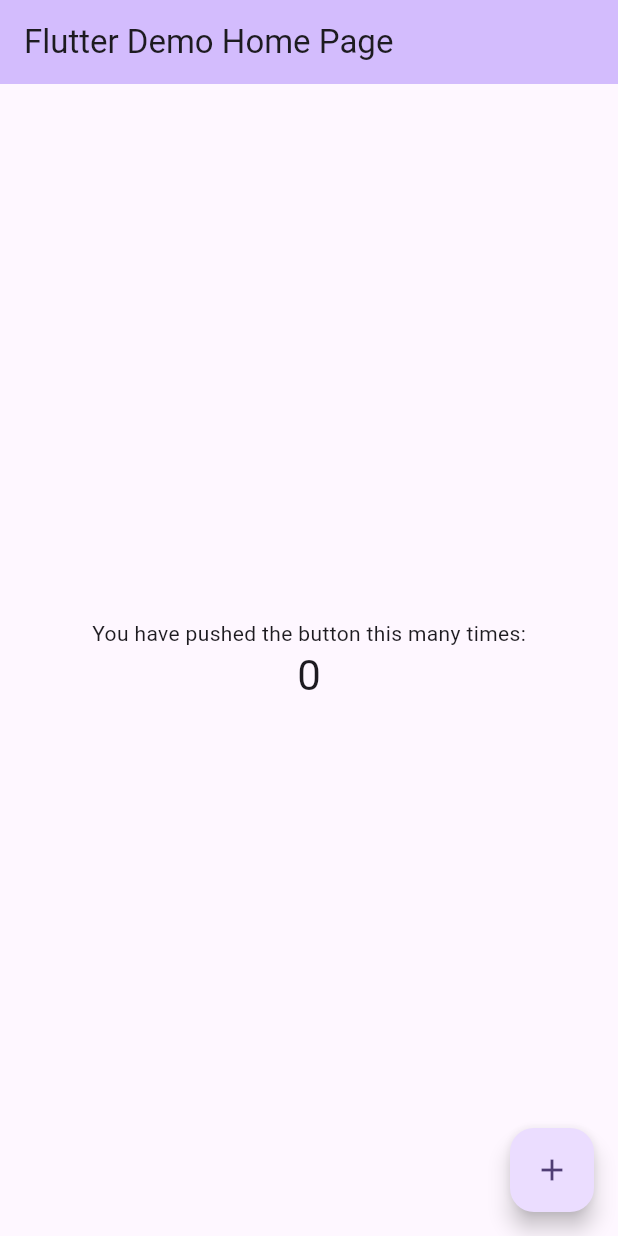
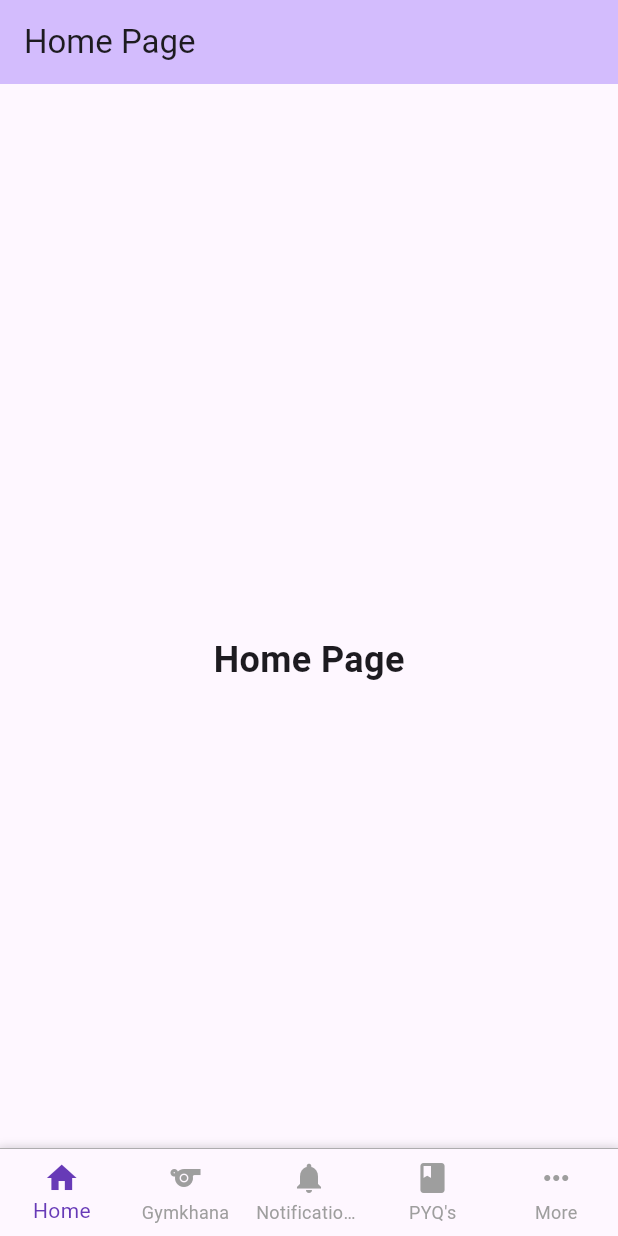
Before and after one commit to ccell2026/ccell, a Flutter app: the screen it shows after launch, on a phone screen of 412 x 824 dp. Run offline on Flutter 3.47's test engine with Material 3 defaults, Android fonts, the phone set to English and light mode, and no system bars; our stand-ins replace firebase_core; accounts and stored records are empty.

Commit message:
Updated BottomNavigationBar UI

```diff
--- a/lib/main.dart
+++ b/lib/main.dart
@@ -4,7 +4,7 @@ import 'package:flutter/material.dart';
 void main() async {
   WidgetsFlutterBinding.ensureInitialized();
   await Firebase.initializeApp();
-  runApp(MyApp());
+  runApp(const MyApp());
 }
 
 class MyApp extends StatelessWidget {
@@ -16,53 +16,113 @@ class MyApp extends StatelessWidget {
       title: 'Flutter Demo',
       theme: ThemeData(
         colorScheme: ColorScheme.fromSeed(seedColor: Colors.deepPurple),
+        useMaterial3: true,
       ),
-      home: const MyHomePage(title: 'Flutter Demo Home Page'),
+      home: const MyHomePage(),
     );
   }
 }
 
 class MyHomePage extends StatefulWidget {
-  const MyHomePage({super.key, required this.title});
-  final String title;
+  const MyHomePage({super.key});
 
   @override
   State<MyHomePage> createState() => _MyHomePageState();
 }
 
 class _MyHomePageState extends State<MyHomePage> {
-  int _counter = 0;
+  int _selectedIndex = 0;
 
-  void _incrementCounter() {
+  static final List<Widget> _pages = <Widget>[
+    const SimplePage(title: 'Home Page'),
+    const SimplePage(title: 'Gymkhana Page'),
+    const SimplePage(title: 'Notifications Page'),
+    const SimplePage(title: "PYQ's Page"),
+    const SimplePage(title: 'More Page'),
+  ];
+
+  void _onItemTapped(int index) {
     setState(() {
-      _counter++;
+      _selectedIndex = index;
     });
   }
 
   @override
   Widget build(BuildContext context) {
     return Scaffold(
-      appBar: AppBar(
-        backgroundColor: Theme.of(context).colorScheme.inversePrimary,
-        title: Text(widget.title),
-      ),
-      body: Center(
-        child: Column(
-          mainAxisAlignment: MainAxisAlignment.center,
-          children: <Widget>[
-            const Text('You have pushed the button this many times:'),
-            Text(
-              '$_counter',
-              style: Theme.of(context).textTheme.headlineMedium,
+      body: Stack(
+        children: [
+          _pages[_selectedIndex],
+          Align(
+            alignment: Alignment.bottomCenter,
+            child: Container(
+              decoration: BoxDecoration(
+                color: Colors.white,
+                border: const Border(
+                  top: BorderSide(color: Colors.grey, width: 0.5),
+                ),
+                boxShadow: [
+                  BoxShadow(
+                    color: Colors.black12,
+                    blurRadius: 5,
+                    spreadRadius: 1,
+                  ),
+                ],
+              ),
+              child: BottomNavigationBar(
+                currentIndex: _selectedIndex,
+                onTap: _onItemTapped,
+                type: BottomNavigationBarType.fixed,
+                selectedItemColor: Colors.deepPurple,
+                unselectedItemColor: Colors.grey,
+                items: const [
+                  BottomNavigationBarItem(
+                    icon: Icon(Icons.home),
+                    label: 'Home',
+                  ),
+                  BottomNavigationBarItem(
+                    icon: Icon(Icons.sports),
+                    label: 'Gymkhana',
+                  ),
+                  BottomNavigationBarItem(
+                    icon: Icon(Icons.notifications),
+                    label: 'Notifications',
+                  ),
+                  BottomNavigationBarItem(
+                    icon: Icon(Icons.book),
+                    label: "PYQ's",
+                  ),
+                  BottomNavigationBarItem(
+                    icon: Icon(Icons.more_horiz),
+                    label: 'More',
+                  ),
+                ],
+              ),
             ),
-          ],
-        ),
-      ),
-      floatingActionButton: FloatingActionButton(
-        onPressed: _incrementCounter,
-        tooltip: 'Increment',
-        child: const Icon(Icons.add),
+          ),
+        ],
       ),
     );
   }
 }
+
+class SimplePage extends StatelessWidget {
+  final String title;
+  const SimplePage({super.key, required this.title});
+
+  @override
+  Widget build(BuildContext context) {
+    return Scaffold(
+      appBar: AppBar(
+        title: Text(title),
+        backgroundColor: Theme.of(context).colorScheme.inversePrimary,
+      ),
+      body: Center(
+        child: Text(
+          title,
+          style: const TextStyle(fontSize: 24, fontWeight: FontWeight.bold),
+        ),
+      ),
+    );
+  }
+}
```
